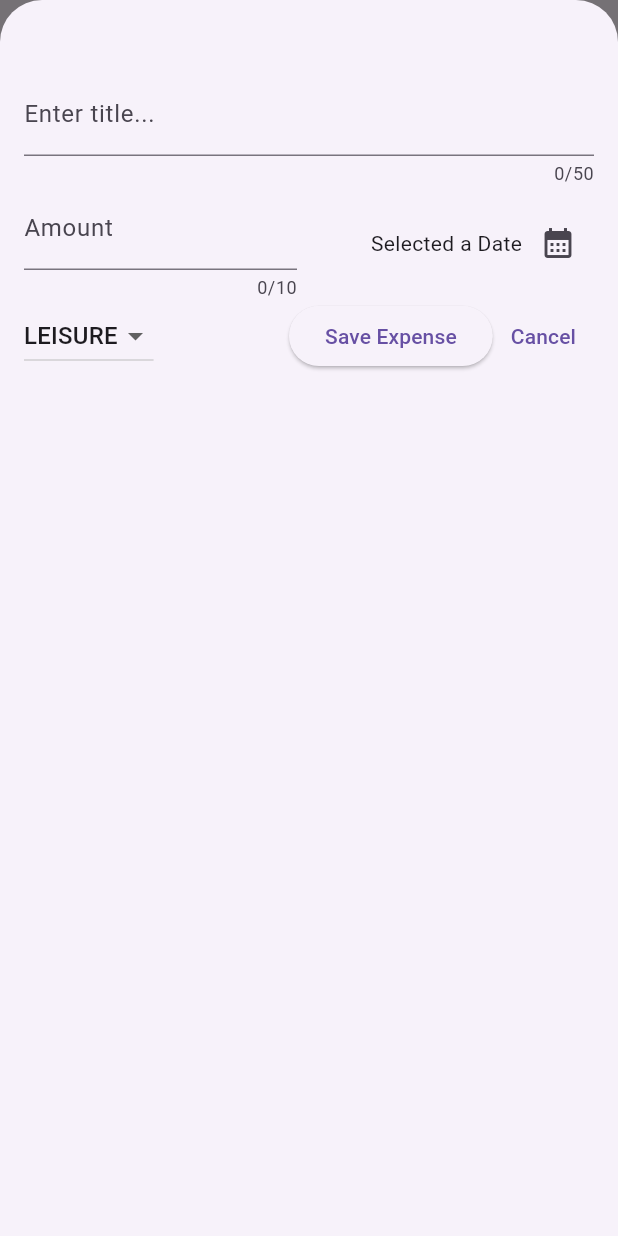
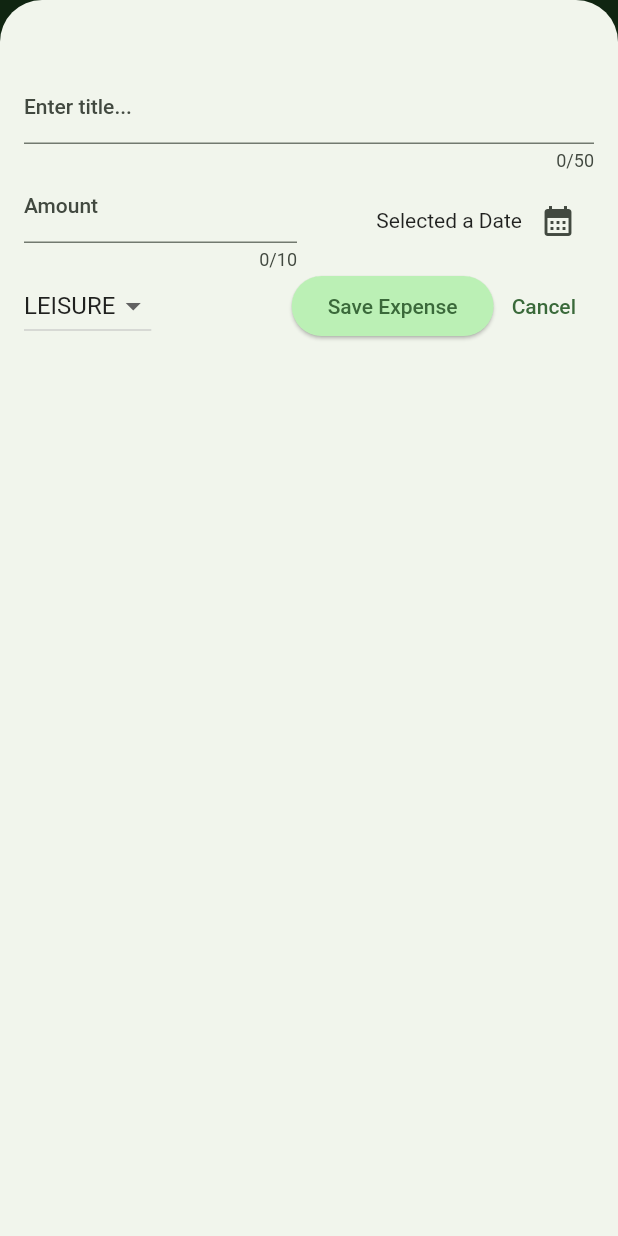
Before and after one commit to Sebsprograms/Expense_Tracker, a Flutter app: the screen it shows after launch, after a tap on the "add" icon, on a phone screen of 412 x 824 dp. Run offline on Flutter 3.47's test engine with Material 2 defaults, Android fonts, the phone set to English and light mode, and no system bars.

Commit message:
Set up themes

```diff
--- a/lib/main.dart
+++ b/lib/main.dart
@@ -1,10 +1,55 @@
 import 'package:expense_tracker/widgets/expenses.dart';
 import 'package:flutter/material.dart';
+
+final kColorScheme = ColorScheme.fromSeed(
+  seedColor: const Color.fromARGB(255, 75, 231, 96),
+);
+final kDarkColorScheme = ColorScheme.fromSeed(
+  brightness: Brightness.dark,
+  seedColor: const Color.fromARGB(255, 75, 231, 96),
+);
 
 void main() {
   runApp(MaterialApp(
     debugShowCheckedModeBanner: false,
-    theme: ThemeData(useMaterial3: true),
-    home: Expenses(),
+    darkTheme: ThemeData.dark().copyWith(
+      useMaterial3: true,
+      colorScheme: kDarkColorScheme,
+      cardTheme: const CardTheme().copyWith(
+        margin: const EdgeInsets.symmetric(
+          horizontal: 16,
+          vertical: 8,
+        ),
+        color: kDarkColorScheme.secondaryContainer,
+      ),
+    ),
+    theme: ThemeData().copyWith(
+      useMaterial3: true,
+      colorScheme: kColorScheme,
+      appBarTheme: const AppBarTheme().copyWith(
+        backgroundColor: kColorScheme.onPrimaryContainer,
+        foregroundColor: kColorScheme.primaryContainer,
+      ),
+      cardTheme: const CardTheme().copyWith(
+        margin: const EdgeInsets.symmetric(
+          horizontal: 16,
+          vertical: 8,
+        ),
+        color: kColorScheme.secondaryContainer,
+      ),
+      elevatedButtonTheme: ElevatedButtonThemeData(
+        style: ElevatedButton.styleFrom(
+          backgroundColor: kColorScheme.primaryContainer,
+        ),
+      ),
+      textTheme: ThemeData().textTheme.copyWith(
+            titleLarge: TextStyle(
+              fontSize: 16,
+              fontWeight: FontWeight.normal,
+              color: kColorScheme.onPrimaryContainer,
+            ),
+          ),
+    ),
+    home: const Expenses(),
   ));
 }
--- a/lib/widgets/expenses_list/expense_item.dart
+++ b/lib/widgets/expenses_list/expense_item.dart
@@ -14,8 +14,12 @@ class ExpenseItem extends StatelessWidget {
         vertical: 16,
       ),
       child: Column(
+        crossAxisAlignment: CrossAxisAlignment.start,
         children: [
-          Text(expense.name),
+          Text(
+            expense.name,
+            style: Theme.of(context).textTheme.titleLarge,
+          ),
           const SizedBox(
             height: 4,
           ),
--- a/lib/widgets/expenses_list/expenses_list.dart
+++ b/lib/widgets/expenses_list/expenses_list.dart
@@ -19,6 +19,12 @@ class ExpensesList extends StatelessWidget {
       child: ListView.builder(
         itemCount: expenses.length,
         itemBuilder: (context, index) => Dismissible(
+          background: Container(
+            color: Theme.of(context).colorScheme.error,
+            margin: EdgeInsets.symmetric(
+              horizontal: 16,
+            ),
+          ),
           key: ValueKey(expenses[index]),
           onDismissed: (direction) {
             removeExpense(expenses[index]);
```
